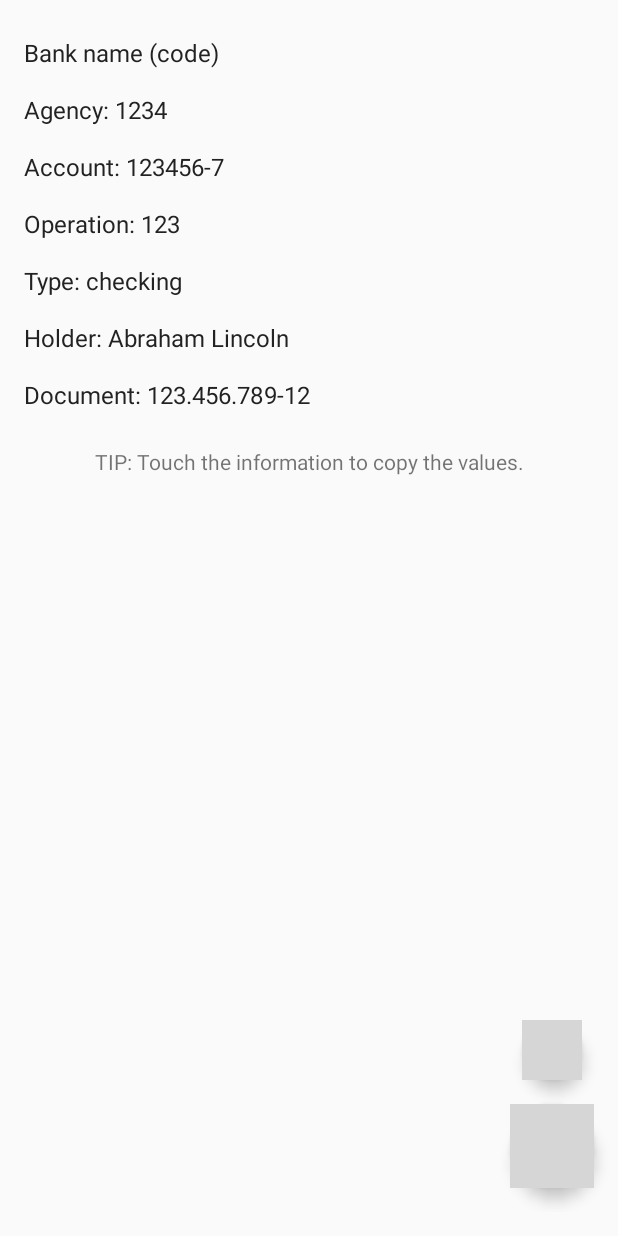
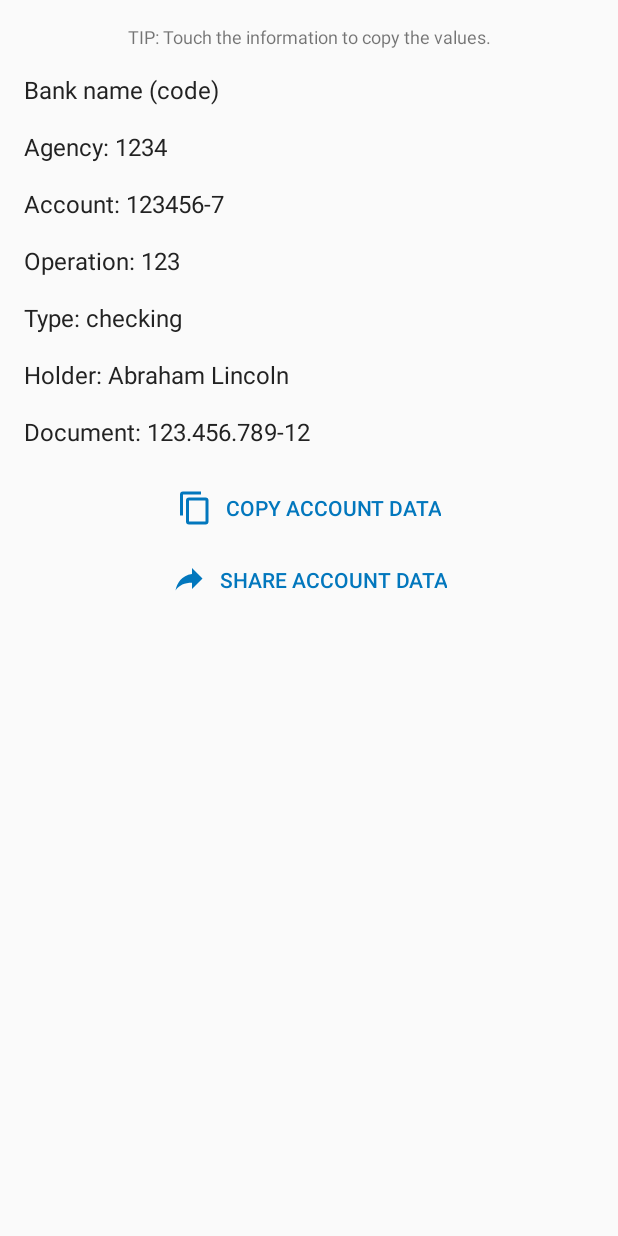
Before and after one commit to waister/mybanks, an Android app: the layout activity_account_details.xml on its own in the app's theme, with its tools: preview values and no code run, on a phone screen of 412 x 824 dp. Run offline under Robolectric (Android 15) with nearby library versions, the phone set to English and light mode, and no system bars; grey boxes are pictures that could not be loaded.

Commit message:
Fixed ad duplication and redesign buttons on details

```diff
--- a/app/build.gradle
+++ b/app/build.gradle
@@ -11,8 +11,8 @@ android {
         applicationId "com.duduapps.mybanks"
         minSdkVersion 19
         targetSdkVersion 30
-        versionCode 4
-        versionName "1.0.3"
+        versionCode 5
+        versionName "1.0.4"
         testInstrumentationRunner "androidx.test.runner.AndroidJUnitRunner"
         multiDexEnabled true
         buildConfigField 'String', 'API_APP_NAME', '"mybanks"'
--- /dev/null
+++ b/app/src/main/res/drawable/ic_content_copy_blue.xml
@@ -0,0 +1,8 @@
+<!-- drawable/content_copy.xml -->
+<vector xmlns:android="http://schemas.android.com/apk/res/android"
+    android:height="24dp"
+    android:width="24dp"
+    android:viewportWidth="24"
+    android:viewportHeight="24">
+    <path android:fillColor="#0277bd" android:pathData="M19,21H8V7H19M19,5H8A2,2 0 0,0 6,7V21A2,2 0 0,0 8,23H19A2,2 0 0,0 21,21V7A2,2 0 0,0 19,5M16,1H4A2,2 0 0,0 2,3V17H4V3H16V1Z" />
+</vector>
--- /dev/null
+++ b/app/src/main/res/drawable/ic_share_blue.xml
@@ -0,0 +1,8 @@
+<!-- drawable/share.xml -->
+<vector xmlns:android="http://schemas.android.com/apk/res/android"
+    android:height="24dp"
+    android:width="24dp"
+    android:viewportWidth="24"
+    android:viewportHeight="24">
+    <path android:fillColor="#0277bd" android:pathData="M21,11L14,4V8C7,9 4,14 3,19C5.5,15.5 9,13.9 14,13.9V18L21,11Z" />
+</vector>
--- a/app/src/main/res/layout/activity_account_details.xml
+++ b/app/src/main/res/layout/activity_account_details.xml
@@ -1,6 +1,5 @@
 <?xml version="1.0" encoding="utf-8"?>
 <RelativeLayout xmlns:android="http://schemas.android.com/apk/res/android"
-        xmlns:app="http://schemas.android.com/apk/res-auto"
         xmlns:tools="http://schemas.android.com/tools"
         android:layout_width="match_parent"
         android:layout_height="match_parent"
@@ -9,7 +8,7 @@
     <ScrollView
             android:layout_width="match_parent"
             android:layout_height="match_parent"
-            android:layout_above="@+id/ll_buttons">
+            android:layout_above="@+id/ll_banner">
 
         <LinearLayout
                 android:layout_width="match_parent"
@@ -17,6 +16,16 @@
                 android:orientation="vertical"
                 android:paddingTop="@dimen/activity_vertical_margin"
                 android:paddingBottom="@dimen/activity_vertical_margin">
+
+            <TextView
+                    android:layout_width="match_parent"
+                    android:layout_height="wrap_content"
+                    android:layout_marginLeft="@dimen/activity_vertical_margin"
+                    android:layout_marginRight="@dimen/activity_vertical_margin"
+                    android:layout_marginBottom="8dp"
+                    android:gravity="center"
+                    android:text="@string/tip_touch_values"
+                    android:textSize="12sp" />
 
             <TextView
                     android:id="@+id/tv_bank_name"
@@ -53,42 +62,33 @@
                     style="@style/DetailsField"
                     tools:text="Document: 123.456.789-12" />
 
-            <TextView
-                    android:layout_width="match_parent"
+            <androidx.appcompat.widget.AppCompatButton
+                    android:id="@+id/bt_copy"
+                    style="@style/ButtonLink"
+                    android:layout_width="wrap_content"
                     android:layout_height="wrap_content"
-                    android:layout_margin="@dimen/activity_vertical_margin"
-                    android:gravity="center"
-                    android:text="@string/tip_touch_values" />
+                    android:layout_gravity="center_horizontal"
+                    android:layout_marginTop="8dp"
+                    android:drawableStart="@drawable/ic_content_copy_blue"
+                    android:drawablePadding="8dp"
+                    android:text="@string/copy_account" />
 
+            <androidx.appcompat.widget.AppCompatButton
+                    android:id="@+id/bt_share"
+                    style="@style/ButtonLink"
+                    android:layout_width="wrap_content"
+                    android:layout_height="wrap_content"
+                    android:layout_gravity="center_horizontal"
+                    android:drawableStart="@drawable/ic_share_blue"
+                    android:drawablePadding="8dp"
+                    android:text="@string/share_account" />
         </LinearLayout>
     </ScrollView>
-
-    <LinearLayout
-            android:id="@+id/ll_buttons"
-            android:layout_width="wrap_content"
-            android:layout_height="wrap_content"
-            android:layout_above="@+id/ll_banner"
-            android:layout_alignParentEnd="true"
-            android:gravity="center"
-            android:orientation="vertical">
-
-        <com.google.android.material.floatingactionbutton.FloatingActionButton
-                android:id="@+id/fab_copy"
-                style="@style/FloatingActionButton"
-                android:src="@drawable/ic_content_copy"
-                app:fabSize="mini" />
-
-        <com.google.android.material.floatingactionbutton.FloatingActionButton
-                android:id="@+id/fab_share"
-                style="@style/FloatingActionButton"
-                android:src="@drawable/ic_share" />
-    </LinearLayout>
 
     <LinearLayout
             android:id="@+id/ll_banner"
             android:layout_width="match_parent"
             android:layout_height="wrap_content"
             android:layout_alignParentBottom="true"
-            android:layout_marginBottom="@dimen/activity_vertical_margin"
             android:orientation="vertical" />
 </RelativeLayout>
--- a/app/src/main/res/layout/activity_main.xml
+++ b/app/src/main/res/layout/activity_main.xml
@@ -62,12 +62,14 @@
         <com.google.android.material.floatingactionbutton.FloatingActionButton
                 android:id="@+id/fab_copy_all"
                 style="@style/FloatingActionButton"
+                android:contentDescription="@string/copy_accounts"
                 android:src="@drawable/ic_content_copy"
                 app:fabSize="mini" />
 
         <com.google.android.material.floatingactionbutton.FloatingActionButton
                 android:id="@+id/fab_share_all"
                 style="@style/FloatingActionButton"
+                android:contentDescription="@string/share_accounts"
                 android:src="@drawable/ic_share" />
     </LinearLayout>
 
--- a/app/src/main/res/values/strings.xml
+++ b/app/src/main/res/values/strings.xml
@@ -29,6 +29,10 @@
     <string name="data_copied">Data copied</string>
     <string name="account_copied">Account copied</string>
     <string name="accounts_copied">Copied accounts</string>
+    <string name="copy_account">Copy account data</string>
+    <string name="copy_accounts">Copy accounts data</string>
+    <string name="share_account">Share account data</string>
+    <string name="share_accounts">Share accounts data</string>
     <string name="my_bank_account">My bank account</string>
     <string name="my_bank_accounts">My bank accounts</string>
     <string name="updated_title">Update Available</string>
--- a/app/src/main/res/values/styles.xml
+++ b/app/src/main/res/values/styles.xml
@@ -1,8 +1,6 @@
 <resources xmlns:tools="http://schemas.android.com/tools">
 
-    <!-- Base application theme. -->
     <style name="AppTheme" parent="Theme.AppCompat.Light.DarkActionBar">
-        <!-- Customize your theme here. -->
         <item name="colorPrimary">@color/colorPrimary</item>
         <item name="colorPrimaryDark">@color/colorPrimaryDark</item>
         <item name="colorAccent">@color/colorAccent</item>
@@ -14,15 +12,6 @@
     <style name="AppTheme.AppBarOverlay" parent="ThemeOverlay.AppCompat.Dark.ActionBar"/>
     <style name="AppTheme.PopupOverlay" parent="ThemeOverlay.AppCompat.Light"/>
 
-    <!--<style name="SplashTheme" parent="Theme.AppCompat.NoActionBar">
-        <item name="colorPrimary">@color/colorPrimary</item>
-        <item name="colorPrimaryDark">@color/colorPrimaryDark</item>
-        <item name="colorAccent">@color/colorAccent</item>
-        <item name="android:windowBackground">@drawable/background_splash</item>
-        <item name="android:windowTranslucentStatus" tools:ignore="NewApi">true</item>
-        <item name="android:windowTranslucentNavigation" tools:ignore="NewApi">true</item>
-        <item name="android:fitsSystemWindows">true</item>
-    </style>-->
     <style name="SplashTheme" parent="Theme.AppCompat.NoActionBar">
         <item name="colorPrimary">@color/colorPrimary</item>
         <item name="colorPrimaryDark">@color/colorPrimaryDark</item>
```
Also changed, not shown: app/src/main/java/com/duduapps/mybanks/activity/AccountDetailsActivity.kt (+4 -5 lines), app/src/main/java/com/duduapps/mybanks/activity/MainActivity.kt (+9 -15 lines), app/src/main/res/menu/menu_main.xml (+5 -5 lines), 2 other files.
